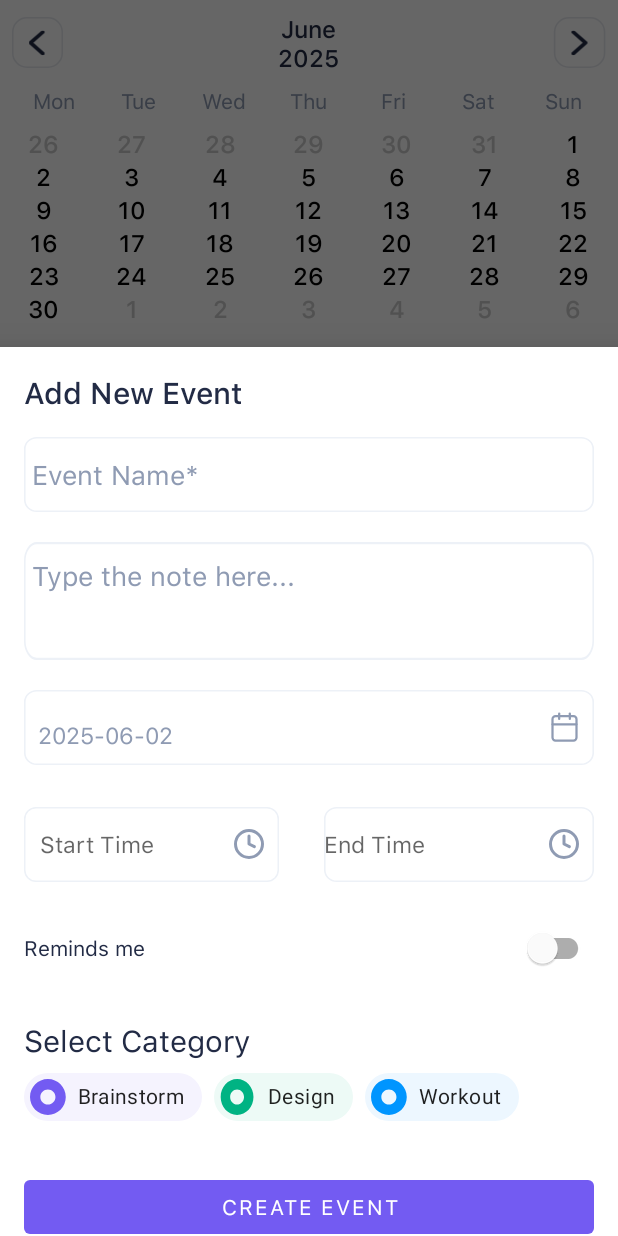
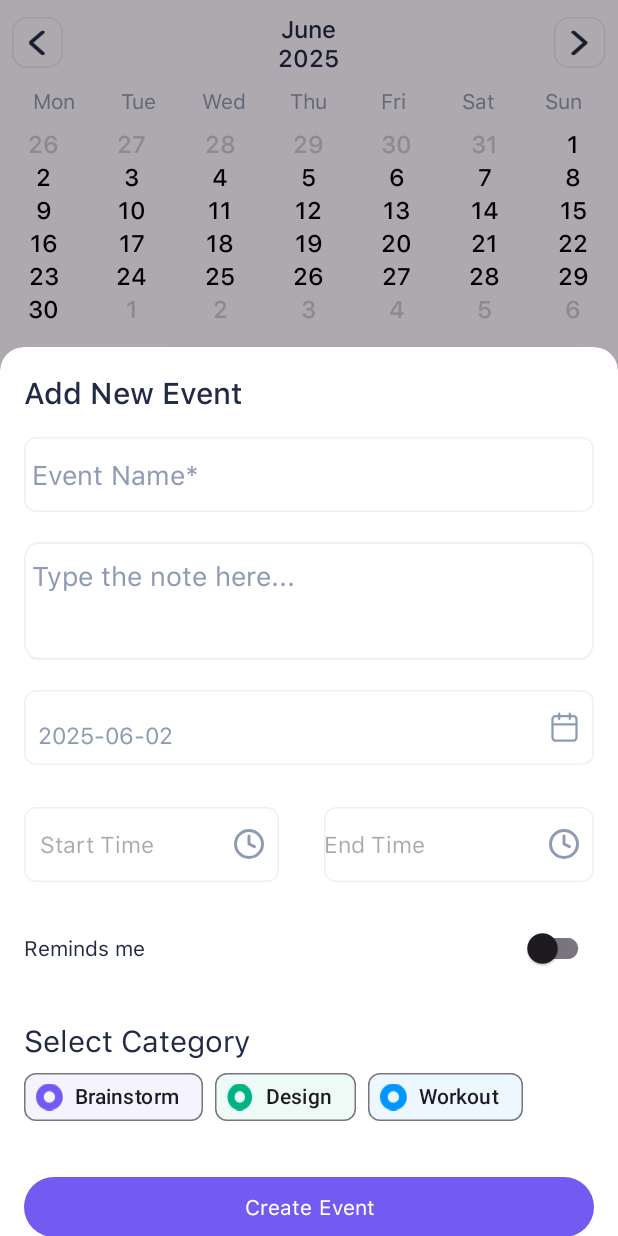
Before and after one commit to Kosharti/Calendarik_Kursach, an Android app built with Jetpack Compose: the fragment AddNoteBottomSheetDialogFragment placed in its activity, on a phone screen of 412 x 824 dp. Run offline under Robolectric (Android 15) with nearby library versions, the phone set to English and light mode, and no system bars; our stand-ins replace Room's generated code.

Commit message:
switch до свинга

```diff
--- a/app/src/main/AndroidManifest.xml
+++ b/app/src/main/AndroidManifest.xml
@@ -19,7 +19,7 @@
         <activity
             android:name=".MainActivity"
             android:exported="true"
-            android:theme="@style/Theme.MaterialComponents.DayNight.NoActionBar">
+            android:theme="@style/Theme.Calendarik">
             <intent-filter>
                 <action android:name="android.intent.action.MAIN" />
                 <category android:name="android.intent.category.LAUNCHER" />
@@ -31,7 +31,7 @@
         <activity
         android:name=".Calendarik"
         android:exported="false"
-            android:theme="@style/Theme.MaterialComponents.DayNight.NoActionBar"/>
+            android:theme="@style/Theme.Calendarik"/>
 
     <!-- Register the NotificationReceiver -->
     <receiver
--- a/app/src/main/res/color/switch_thumb_selector.xml
+++ /dev/null
@@ -1,4 +0,0 @@
-<selector xmlns:android="http://schemas.android.com/apk/res/android">
-    <item android:color="@color/white" android:state_checked="true"/>
-    <item android:color="@color/white" android:state_checked="false"/>
-</selector>
--- a/app/src/main/res/color/switch_track_selector.xml
+++ /dev/null
@@ -1,4 +0,0 @@
-<selector xmlns:android="http://schemas.android.com/apk/res/android">
-    <item android:color="@color/switch_track_checked" android:state_checked="true"/>
-    <item android:color="@color/switch_track_unchecked"/>
-</selector>
--- a/app/src/main/res/drawable/switch_track_selector.xml
+++ /dev/null
@@ -1,5 +0,0 @@
-<selector xmlns:android="http://schemas.android.com/apk/res/android">
-    <item android:drawable="@drawable/switch_track_checked" android:state_checked="true" />
-    <item android:drawable="@drawable/switch_track" android:state_checked="false" />
-    <item android:drawable="@drawable/switch_track" />
-</selector>
--- a/app/src/main/res/layout/activity_add_note.xml
+++ b/app/src/main/res/layout/activity_add_note.xml
@@ -210,7 +210,9 @@
                 android:id="@+id/reminderSwitch"
                 android:layout_width="wrap_content"
                 android:layout_height="wrap_content"
-                android:textColor="#222B45"/>
+                android:textColor="#222B45"
+                style="@style/Widget.Material3.CompoundButton.Switch"
+                android:theme="@style/Theme.Material3.Light"/>
         </LinearLayout>
         <TextView
             android:layout_width="wrap_content"
--- a/app/src/main/res/values/themes.xml
+++ b/app/src/main/res/values/themes.xml
@@ -14,9 +14,5 @@
         <!-- Customize your theme here. -->
     </style>
 
-    <style name="Theme.Calendarik" parent="Base.Theme.Calendarik">
-        <!-- Принудительно применяем стиль MD3 для всех Switch -->
-        <item name="switchStyle">@style/Widget.Material3.CompoundButton.Switch</item>
-        <item name="materialSwitchStyle">@style/Widget.Material3.CompoundButton.Switch</item>
-    </style>
+    <style name="Theme.Calendarik" parent="Base.Theme.Calendarik"/>
 </resources>
```
Also changed, not shown: app/src/main/res/drawable/switch_thumb.xml (deleted, +0 -12 lines), app/src/main/res/drawable/switch_track.xml (deleted, +0 -11 lines), app/src/main/res/drawable/switch_track_checked.xml (deleted, +0 -11 lines).
